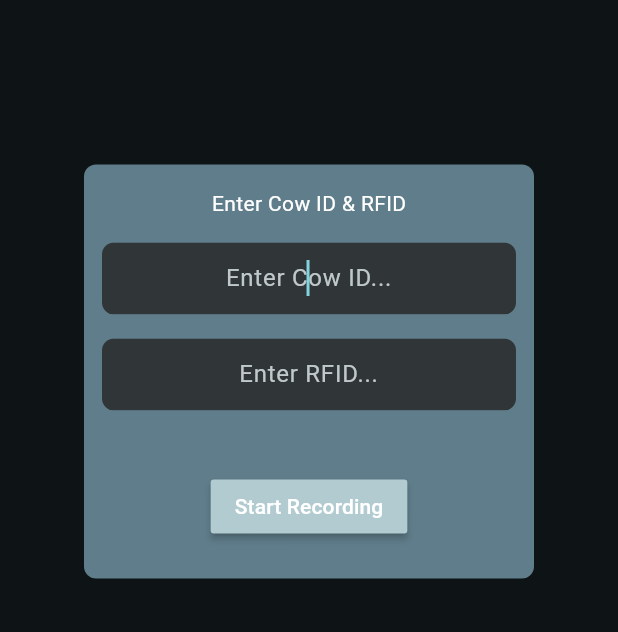
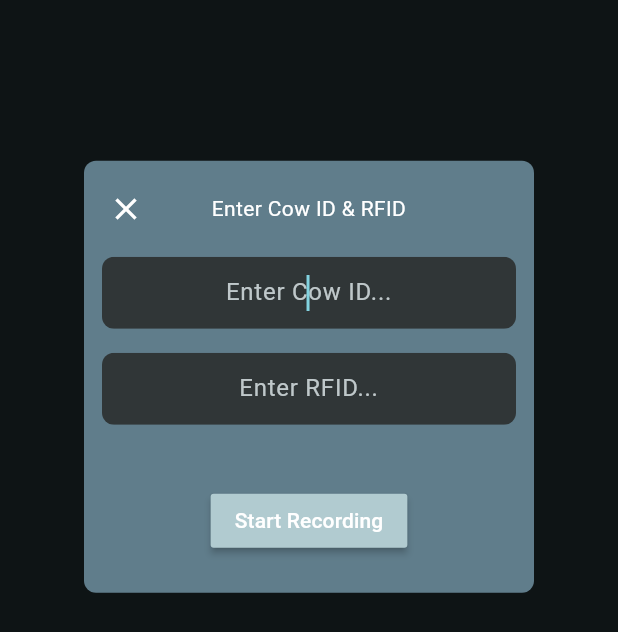
Before and after one commit to P-B1101/command_sender, a Flutter app: the CowIdInputPopup widget shown alone on an empty page, opened directly with empty values, on a phone screen of 412 x 824 dp. Shown: the top 632 px of the screen. Run offline on Flutter 3.47's test engine with Material 3 defaults, Android fonts, the phone set to English and light mode, and no system bars; our stand-ins replace equatable, rxdart; missing offline and left inert: flutter_overlay_window, universal_socket; statements that could not run were skipped.

Commit message:
fix keyboard and back issue

```diff
--- a/lib/view/widget/cow_id_popup.dart
+++ b/lib/view/widget/cow_id_popup.dart
@@ -68,9 +68,32 @@ class _CowIdInputPopupState extends State<CowIdInputPopup> {
     );
   }
 
-  Widget get _titleWidget => Text(
-        'Enter Cow ID & RFID',
-        style: Theme.of(context).textTheme.bodyMedium,
+  Widget get _titleWidget => SizedBox(
+        width: double.infinity,
+        child: Stack(
+          children: [
+            Positioned.fill(
+              child: Center(
+                child: Text(
+                  'Enter Cow ID & RFID',
+                  textAlign: TextAlign.center,
+                  style: Theme.of(context).textTheme.bodyMedium,
+                ),
+              ),
+            ),
+            SizedBox.square(
+              dimension: 32,
+              child: Material(
+                color: Colors.transparent,
+                child: InkWell(
+                  customBorder: const CircleBorder(),
+                  onTap: Navigator.of(context).pop,
+                  child: const CloseButtonIcon(),
+                ),
+              ),
+            )
+          ],
+        ),
       );
 
   Widget get _idInputWidget => ClipRRect(
```
Also changed, not shown: lib/view/page/chat_header_page.dart (+11 -9 lines), lib/view/page/home_page.dart (+14 -13 lines).
